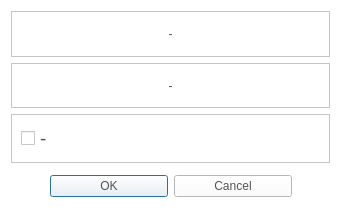
Before: the Qt Designer form CaX/dialog/poweroffdialog.ui in fsest4u/CaX_03, drawn with Qt 5.
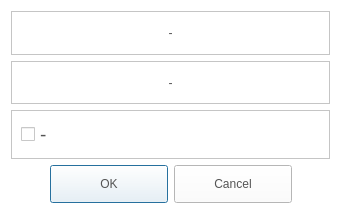
After: the same form once the commit is applied. Icons and pictures are not drawn.

Diff of the .ui file:
```diff
--- a/CaX/dialog/poweroffdialog.ui
+++ b/CaX/dialog/poweroffdialog.ui
@@ -62,15 +62,16 @@
      <property name="minimumSize">
       <size>
        <width>0</width>
-       <height>34</height>
+       <height>0</height>
       </size>
      </property>
      <property name="styleSheet">
       <string notr="true">QPushButton
 {
-  border-image: url(&quot;:/resource/audiocd-popup-btn110-ok-n.png&quot;);
-width: 110px;
-color: rgb(84, 84, 84)
+	border-image: url(&quot;:/resource/audiocd-popup-btn110-ok-n.png&quot;);
+	width: 110px;
+	height: 30px;
+	color: rgb(84, 84, 84)
 }
 
 QPushButton:hover
```
Left out of the diff: 7 changed lines with no effect on the pictures.
